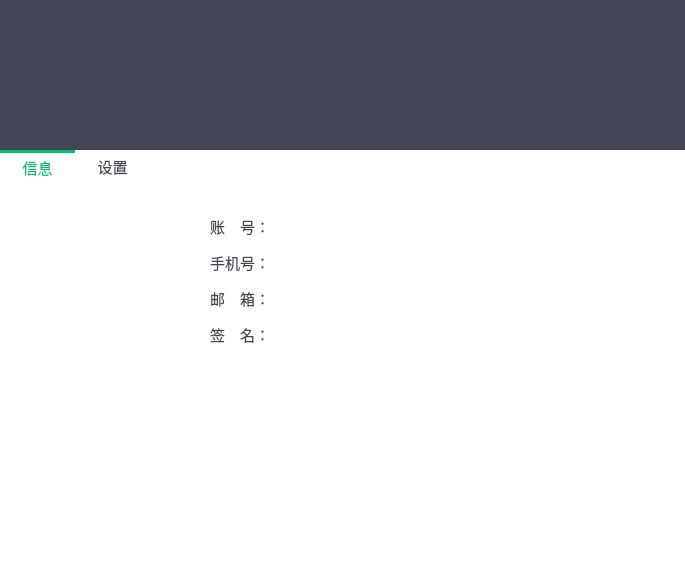
Above: STSample/STContactDetail.ui from sunpu/stsample before the change. Below: the same form after it.
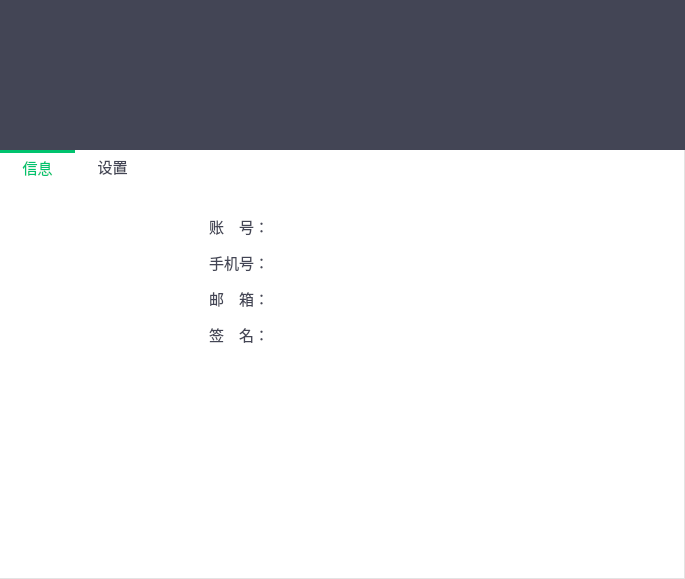
That is the form after the change. Icons and pictures are not drawn. Custom widgets are drawn as their Qt base class.

The edit to the form file:
```diff
--- a/STSample/STContactDetail.ui
+++ b/STSample/STContactDetail.ui
@@ -137,7 +137,11 @@
    <item>
     <widget class="QWidget" name="widget_2" native="true">
      <property name="styleSheet">
-      <string notr="true">background-color: rgb(255, 255, 255);</string>
+      <string notr="true">
+
+QWidget{background-color: rgb(255, 255, 255);}
+QWidget#widget_2{border-right: 1px solid #e3e3e3;}
+</string>
      </property>
      <layout class="QGridLayout" name="gridLayout">
       <property name="leftMargin">
@@ -167,7 +171,9 @@
          <bool>false</bool>
         </property>
         <property name="styleSheet">
-         <string notr="true">QTabWidget::pane{border-width:0px;}
+         <string notr="true">
+QTabWidget::pane{border-bottom: 1px solid #e3e3e3;
+border-right: 1px solid #e3e3e3;}
 
 QTabWidget::tab-bar{alignment:center;}
 
@@ -686,6 +692,7 @@
                 <string notr="true">
 
 QPushButton {
+	border-radius: 3px;
 	color: rgb(255, 255, 255);
 	font: 10pt &quot;微软雅黑&quot;;
 	border-image: url(:/STSample/Resources/images/green.png);
@@ -728,6 +735,7 @@
                 <string notr="true">
 
 QPushButton {
+	border-radius: 3px;
 	color: rgb(255, 255, 255);
 	font: 10pt &quot;微软雅黑&quot;;
 	border-image: url(:/STSample/Resources/images/red.png);
```
Left out of the diff: 1 changed line with no effect on the pictures.
